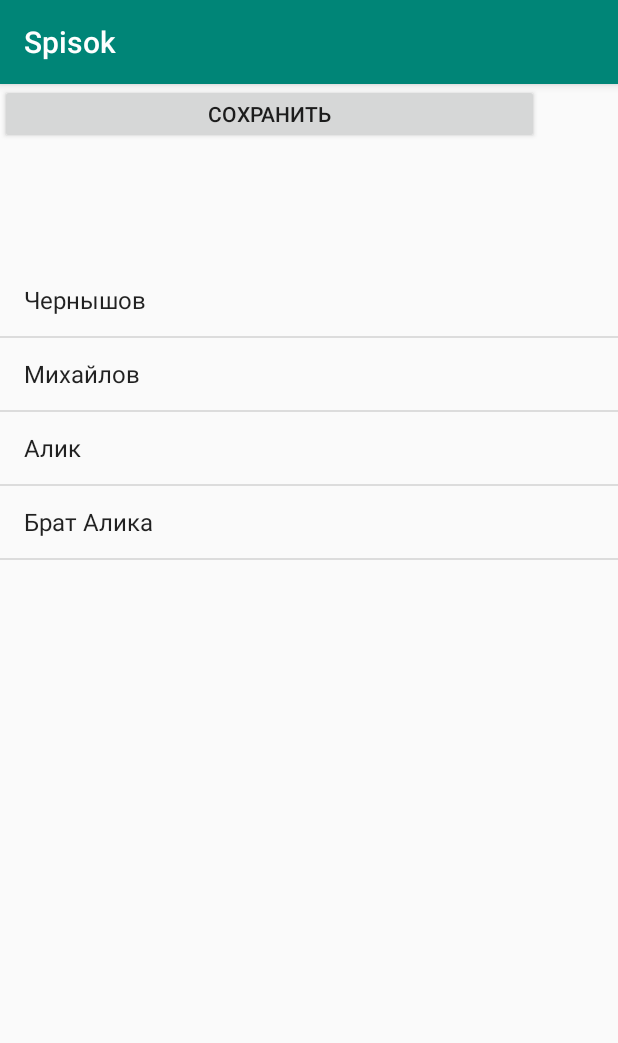
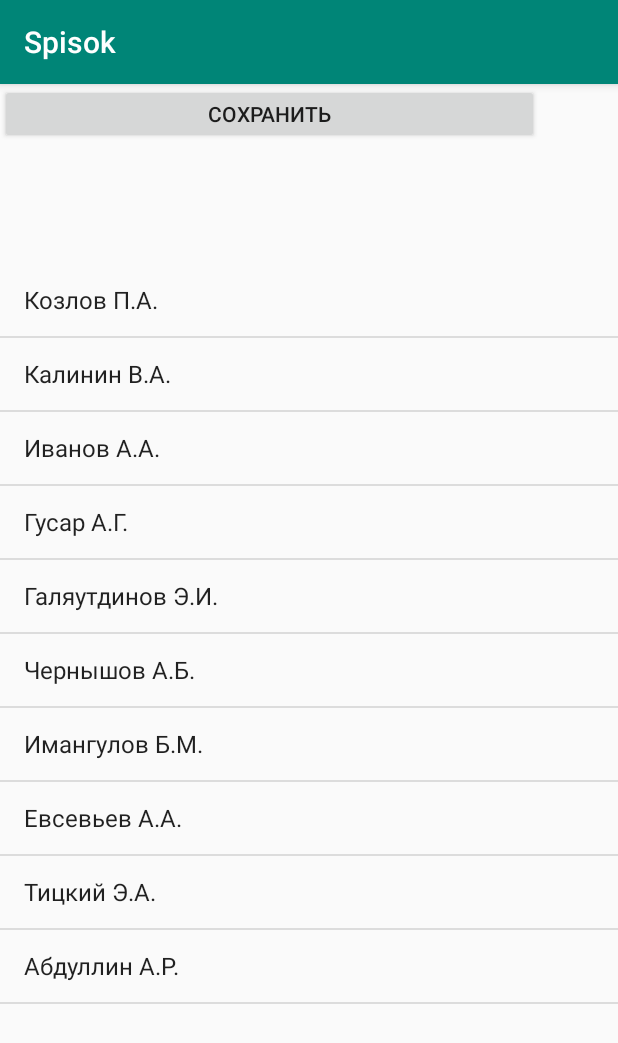
Before and after one commit to Marevo28/liderexpress, an Android app: the Spisok screen opened directly, with no data from a screen before it, on a phone screen of 412 x 824 dp. Shown: the top 1043 px of the screen. Run offline under Robolectric (Android 15) with nearby library versions, the phone set to English and light mode, and no system bars; network calls fail; 1 statement that could not run was skipped.

Commit message:
Обновил списки

```diff
--- a/app/src/main/res/values/bnd_experts.xml
+++ b/app/src/main/res/values/bnd_experts.xml
@@ -1,22 +1,41 @@
 <?xml version="1.0" encoding="utf-8"?>
 <resources>
     <string-array name="bnd_experts">
-    <item>Михайлов</item>
-    <item>Голуб</item>
-    <item>Семенов</item>
-    <item>Шафиков</item>
-    </string-array>
-    <string-array name="bnd_defects">
-    <item>Чернышов</item>
-    <item>Михайлов</item>
-    <item>Алик</item>
-    <item>Брат Алика</item>
+    <item>Михайлов Е.А.</item>
+    <item>Семенов В.Ю.</item>
+    <item>Голуб Е.Д.</item>
+    <item>Шафиков А.Ф.</item>
+</string-array>
+<string-array name="bnd_defects">
+    <item>Козлов П.А.</item>
+    <item>Калинин В.А.</item>
+    <item>Иванов А.А.</item>
+    <item>Гусар А.Г.</item>
+    <item>Галяутдинов Э.И.</item>
+    <item>Чернышов А.Б.</item>
+    <item>Имангулов Б.М.</item>
+    <item>Евсевьев А.А.</item>
+    <item>Тицкий Э.А.</item>
+    <item>Абдуллин А.Р.</item>
 </string-array>
     <string-array name="bnd_irldefects">
-        <item>Чернышов</item>
-        <item>Михайлов</item>
-        <item>Алик</item>
-        <item>Тицкий</item>
+        <item>Калинин В.А.</item>
+        <item>Гусар А.Г.</item>
+        <item>Галяутдинов Э.И.</item>
+        <item>Чернышов А.Б.</item>
+        <item>Иванов А.А.</item>
+        <item>Михайлов Е.А.</item>
+        <item>Абдуллин А.Р.</item>
+        <item>Имангулов Б.М.</item>
+        <item>Козлов П.А.</item>
+        <item>Исламуратов</item>
+        <item>Юсупов И.А.</item>
+        <item>Кузнецов С.И.</item>
+        <item>Кузнецов Д.И.</item>
+        <item>Михайлов В.В.</item>
+        <item>Фасхутдинов Р.Р.</item>
+        <item>Ахметшин Р.М.</item>
+        <item>Халиков А.И.</item>
     </string-array>
 
 </resources>
```
Also changed, not shown: app/src/main/java/com/example/lider_express/BNDSvodnaya.java (+4 -8 lines).
